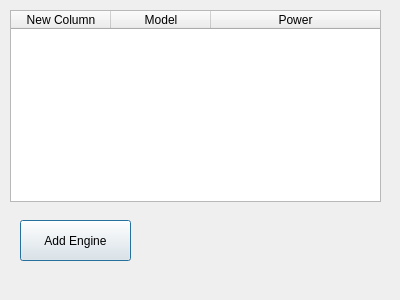
Before: the Qt Designer form dialogengine.ui in DmitriiKJ/FinalProject, drawn with Qt 5.
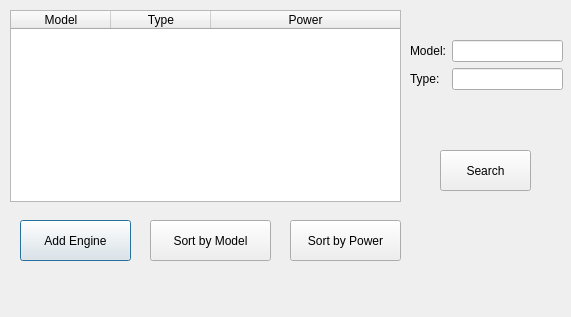
After: the same form once the commit is applied.

Commit message: Add buttons in Client, change searth in Manager

```diff
--- a/dialogengine.ui
+++ b/dialogengine.ui
@@ -6,8 +6,8 @@
    <rect>
     <x>0</x>
     <y>0</y>
-    <width>400</width>
-    <height>300</height>
+    <width>571</width>
+    <height>317</height>
    </rect>
   </property>
   <property name="windowTitle">
@@ -18,23 +18,23 @@
     <rect>
      <x>10</x>
      <y>10</y>
-     <width>371</width>
+     <width>391</width>
      <height>192</height>
     </rect>
    </property>
    <attribute name="horizontalHeaderStretchLastSection">
     <bool>true</bool>
    </attribute>
-   <column>
-    <property name="text">
-     <string>New Column</string>
-    </property>
-   </column>
    <column>
     <property name="text">
      <string>Model</string>
     </property>
    </column>
+   <column>
+    <property name="text">
+     <string>Type</string>
+    </property>
+   </column>
    <column>
     <property name="text">
      <string>Power</string>
@@ -54,6 +54,77 @@
     <string>Add Engine</string>
    </property>
   </widget>
+  <widget class="QPushButton" name="pushButton_search">
+   <property name="geometry">
+    <rect>
+     <x>440</x>
+     <y>150</y>
+     <width>91</width>
+     <height>41</height>
+    </rect>
+   </property>
+   <property name="text">
+    <string>Search</string>
+   </property>
+  </widget>
+  <widget class="QPushButton" name="pushButton_sort_model">
+   <property name="geometry">
+    <rect>
+     <x>150</x>
+     <y>220</y>
+     <width>121</width>
+     <height>41</height>
+    </rect>
+   </property>
+   <property name="text">
+    <string>Sort by Model</string>
+   </property>
+  </widget>
+  <widget class="QPushButton" name="pushButton_sort_power">
+   <property name="geometry">
+    <rect>
+     <x>290</x>
+     <y>220</y>
+     <width>111</width>
+     <height>41</height>
+    </rect>
+   </property>
+   <property name="text">
+    <string>Sort by Power</string>
+   </property>
+  </widget>
+  <widget class="QWidget" name="">
+   <property name="geometry">
+    <rect>
+     <x>410</x>
+     <y>40</y>
+     <width>153</width>
+     <height>78</height>
+    </rect>
+   </property>
+   <layout class="QFormLayout" name="formLayout">
+    <item row="0" column="1">
+     <widget class="QLineEdit" name="lineEdit_model"/>
+    </item>
+    <item row="1" column="0">
+     <widget class="QLabel" name="label_2">
+      <property name="text">
+       <string>Type:</string>
+      </property>
+     </widget>
+    </item>
+    <item row="1" column="1">
+     <widget class="QLineEdit" name="lineEdit_type"/>
+    </item>
+    <item row="0" column="0">
+     <widget class="QLabel" name="label">
+      <property name="text">
+       <string>Model:</string>
+      </property>
+     </widget>
+    </item>
+   </layout>
+  </widget>
  </widget>
  <resources/>
  <connections/>
```
The commit also changes 7 other files.
